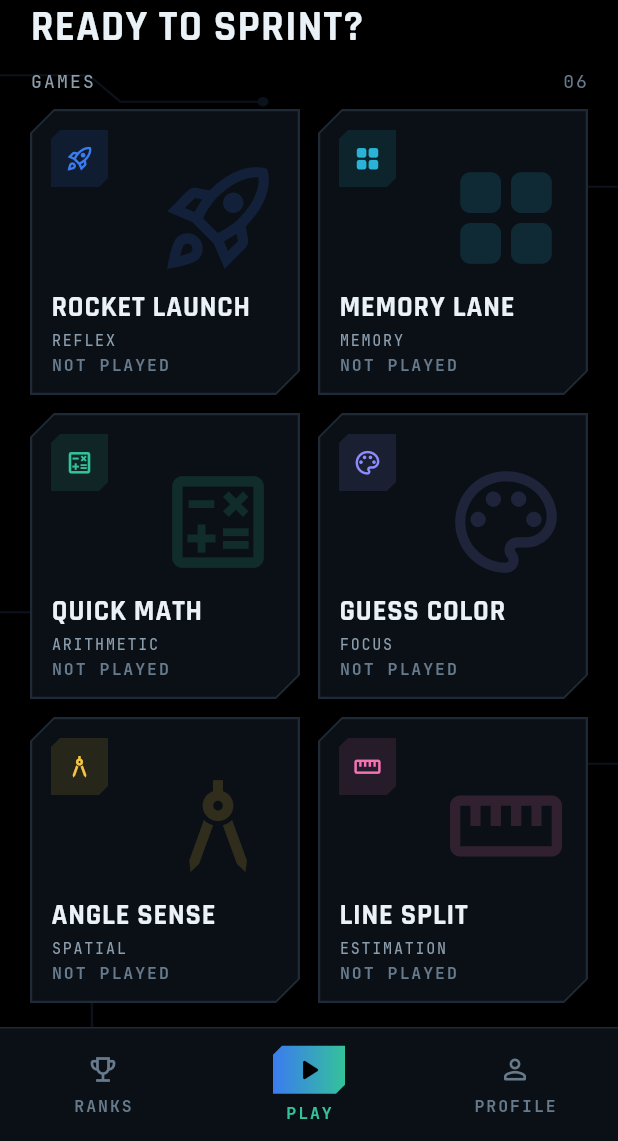
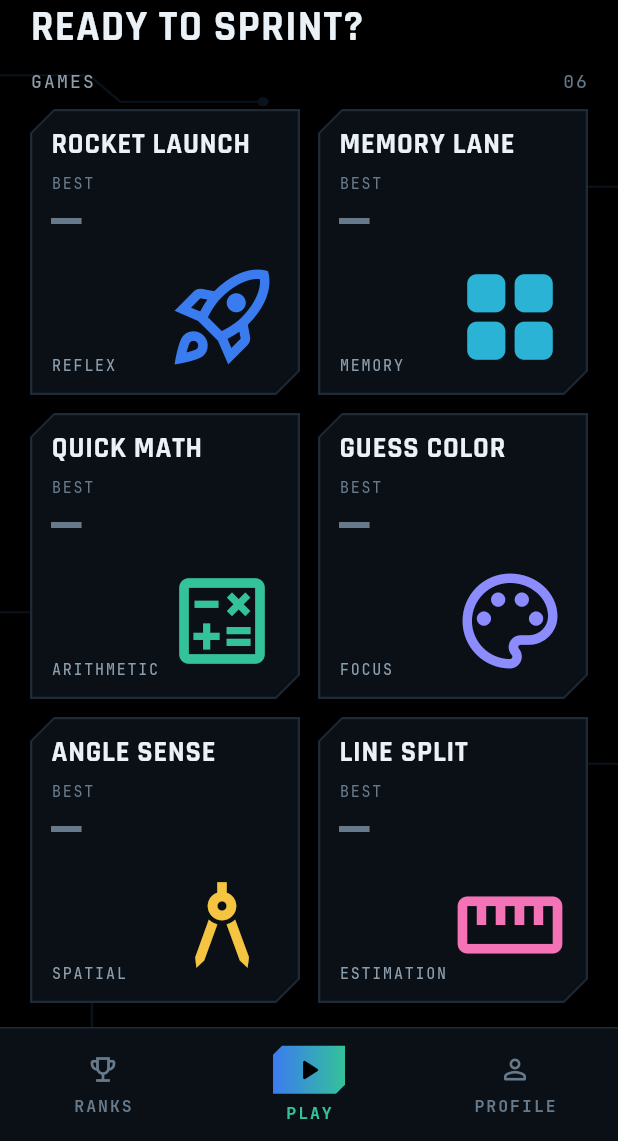
Before and after one commit to TRUPALIX9/logic-sprint, a Flutter app: the screen it shows after launch, on a phone screen of 412 x 824 dp, the part 95-1236 px from its top. Run offline on Flutter 3.47's test engine with Material 3 defaults, Android fonts, the phone set to English and light mode, and no system bars; our stand-ins replace clock, connectivity_plus, google_mobile_ads, just_audio, package_info_plus, share_plus and 2 more; missing offline and left inert: audio_session; accounts and stored records are empty; network calls fail; statements that could not run were skipped.

Commit message:
Home cards: name, best score under it, type and a large game icon filling the card
Co-Authored-By: Claude Opus 5.5 <noreply@anthropic.com>

```diff
--- a/lib/screens/home_tab.dart
+++ b/lib/screens/home_tab.dart
@@ -6,6 +6,7 @@ import 'package:provider/provider.dart';
 import '../core/theme.dart';
 import '../games/games.dart';
 import '../models/game.dart';
+import '../models/profile_stats.dart' show formatScore;
 import '../state/app_state.dart';
 import '../ui/brand.dart';
 import '../ui/chamfer.dart';
@@ -389,58 +390,80 @@ class _GameCard extends StatelessWidget {
   /// At least one run finished (a best of 0 still counts as played).
   final bool played;
 
+  /// Screen height from which the best is shown as a big number. Shorter
+  /// phones (SE, mini) keep the compact one-line "Best 310". Screen size,
+  /// not the card's: the grid measures its cards' natural height, which a
+  /// LayoutBuilder can't report.
+  static const roomyScreen = 800.0;
+
   @override
   Widget build(BuildContext context) {
+    final roomy = MediaQuery.sizeOf(context).height >= roomyScreen;
     return ChamferBox(
       cut: Cut.lg,
       padding: const EdgeInsets.all(14),
       onTap: () => showGameSheet(context, game),
+      // The name with the score just under it, the type at the bottom left
+      // and the game's icon filling the bottom right. The icon grows with
+      // the card so tall phones don't show empty space.
       child: Stack(
         children: [
-          // A large, faint copy of the game's icon fills the space the
-          // card gets on tall phones; it shrinks away on short ones.
           Positioned.fill(
             child: LayoutBuilder(
               builder: (context, box) {
-                final size = math.min(box.maxHeight * 0.5, 84.0);
-                return size < 40
-                    ? const SizedBox.shrink()
-                    : Align(
-                        alignment: const Alignment(1, -0.55),
-                        child: ExcludeSemantics(
-                          child: Icon(
-                            game.icon,
-                            size: size,
-                            color: game.accent.withValues(alpha: 0.16),
-                          ),
-                        ),
-                      );
+                final size = math.min(
+                  math.min(box.maxHeight * 0.52, box.maxWidth * 0.5),
+                  96.0,
+                );
+                return Align(
+                  alignment: Alignment.bottomRight,
+                  child: ExcludeSemantics(
+                    child: Icon(game.icon, size: size, color: game.accent),
+                  ),
+                );
               },
             ),
           ),
-          _cardText(),
+          Column(
+            crossAxisAlignment: CrossAxisAlignment.start,
+            children: [
+              DisplayText(game.title, size: 19, maxLines: 2),
+              const SizedBox(height: 10),
+              if (roomy)
+                _bigBest()
+              else
+                MonoLabel(
+                  best > 0 || played ? 'Best $best' : 'Not played',
+                  size: 11,
+                  weight: FontWeight.w700,
+                  color: best > 0 ? game.accent : LS.dim,
+                ),
+              const Spacer(),
+              MonoLabel(game.skill, size: 10),
+            ],
+          ),
         ],
       ),
     );
   }
 
-  Widget _cardText() {
+  /// "BEST" over the score in the game's colour; a dim "—" for a game not
+  /// played yet, so every card lines up the same.
+  Widget _bigBest() {
     return Column(
       crossAxisAlignment: CrossAxisAlignment.start,
       children: [
-        // Compact enough that all six games fit above the pinned
-        // "Jump back in" card on a regular phone.
-        GameTile(game: game, size: 38),
-        const Spacer(),
-        DisplayText(game.title, size: 19, maxLines: 2),
-        const SizedBox(height: 6),
-        MonoLabel(game.skill, size: 10),
-        const SizedBox(height: 4),
-        MonoLabel(
-          best > 0 || played ? 'Best $best' : 'Not played',
-          size: 11,
-          weight: FontWeight.w700,
-          color: best > 0 ? game.accent : LS.dim,
+        const MonoLabel('Best', size: 10, color: LS.dim),
+        const SizedBox(height: 2),
+        Text(
+          best > 0 || played ? formatScore(best) : '—',
+          maxLines: 1,
+          style: LSText.mono(
+            34,
+            weight: FontWeight.w700,
+            spacing: 0,
+            color: best > 0 ? game.accent : LS.dim,
+          ).copyWith(height: 1),
         ),
       ],
     );
```
Also changed, not shown: 1 other file.
